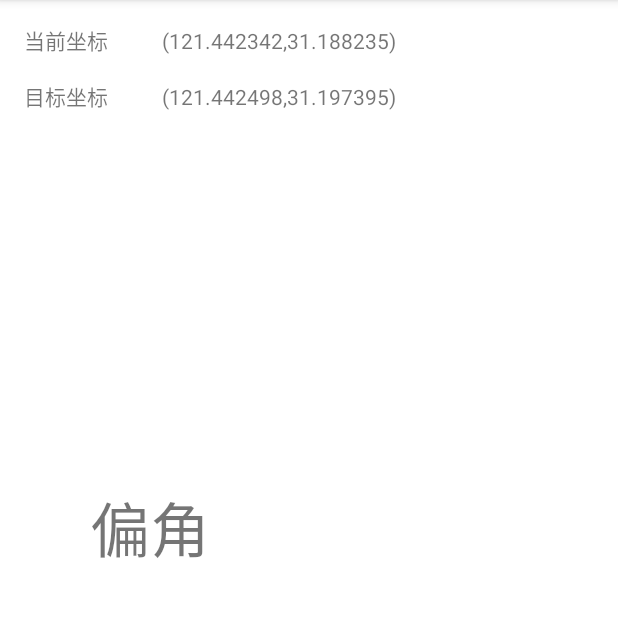
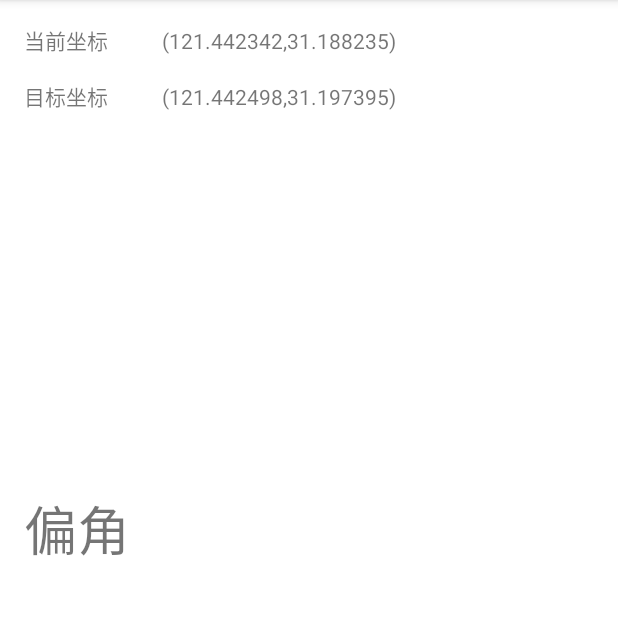
Before and after one commit to IngTian/HackthoonTechX, an Android app: the screen it shows after launch (MainActivity), on a phone screen of 412 x 824 dp, the part 84-701 px from its top. Run offline under Robolectric (Android 15) with nearby library versions, the phone set to English and light mode, and no system bars.

Commit message:
Fixed some bugs

```diff
--- a/CalculateDeflection/app/src/main/java/com/example/calculatedeflectiondemo/MainActivity.java
+++ b/CalculateDeflection/app/src/main/java/com/example/calculatedeflectiondemo/MainActivity.java
@@ -46,7 +46,7 @@ public class MainActivity extends AppCompatActivity {
                     double deflection = 180.0 - getAngle();
                     String h = (deflection - deflectionFromTrueSouth) < 0 ? " 向右 " : " 向左 ";
 
-                    String t = "偏转角: " + h + String.format("%.0f", (deflection - deflectionFromTrueSouth));
+                    String t = "偏转角: " + h + String.format("%.0f", abs(deflection - deflectionFromTrueSouth));
 
                     deflectionAngle.setText(t.toCharArray(), 0, t.length());
 
@@ -67,6 +67,10 @@ public class MainActivity extends AppCompatActivity {
         public void onAccuracyChanged(Sensor sensor, int accuracy) {
         }
     };
+
+    private static double abs(double d) {
+        return d >= 0 ? d : -1 * d;
+    }
 
     @Override
     protected void onCreate(Bundle savedInstanceState) {
--- a/CalculateDeflection/app/src/main/res/layout/activity_main.xml
+++ b/CalculateDeflection/app/src/main/res/layout/activity_main.xml
@@ -50,13 +50,13 @@
 
     <TextView
         android:id="@+id/deflectionAngle"
-        android:layout_width="288dp"
-        android:layout_height="219dp"
-        android:layout_marginStart="60dp"
-        android:layout_marginLeft="60dp"
-        android:layout_marginTop="248dp"
+        android:layout_width="372dp"
+        android:layout_height="227dp"
+        android:layout_marginStart="16dp"
+        android:layout_marginLeft="16dp"
+        android:layout_marginTop="252dp"
         android:text="@string/deflection_angle"
-        android:textSize="40sp"
+        android:textSize="35sp"
         app:layout_constraintStart_toStartOf="parent"
         app:layout_constraintTop_toBottomOf="@+id/destinationCoordinate" />
 
```
